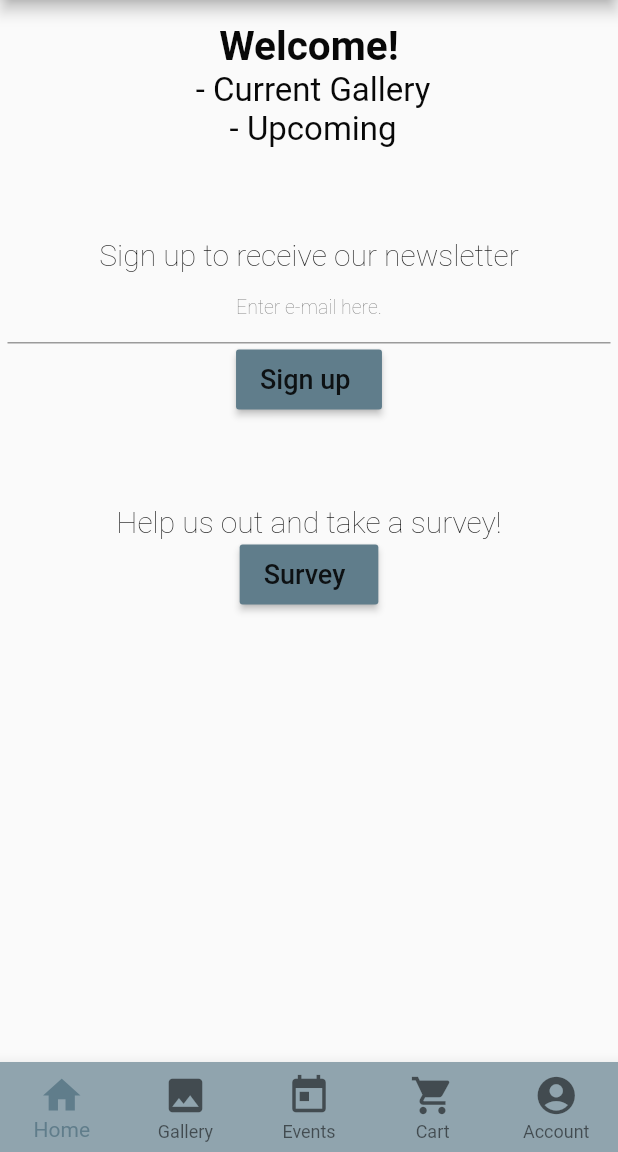
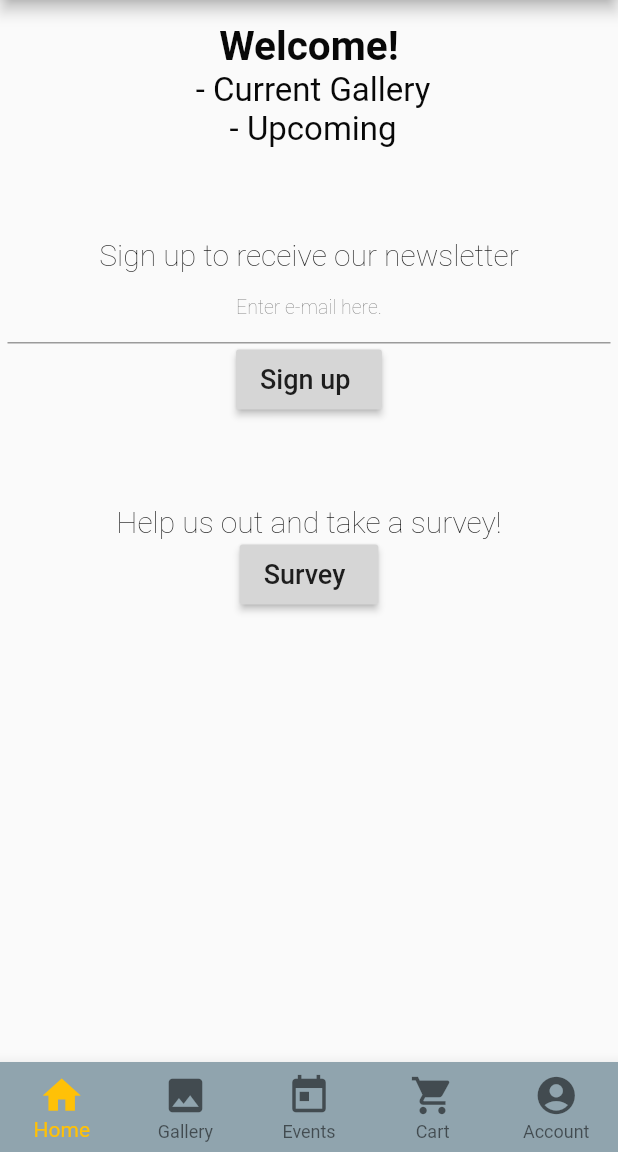
Before and after one commit to tadowdy/projectbobross, a Flutter app: the screen it shows after launch, on a phone screen of 412 x 824 dp, the part 84-1236 px from its top. Run offline on Flutter 3.47's test engine with Material 2 defaults, Android fonts, the phone set to English and light mode, and no system bars; our stand-ins replace cloud_firestore; accounts and stored records are empty.

Commit message:
edit button color standards

```diff
--- a/pbr/lib/Auxiliary/uiComponents.dart
+++ b/pbr/lib/Auxiliary/uiComponents.dart
@@ -7,7 +7,9 @@ final iconColor = Colors.black38;
 final iconSelectedColor = Colors.black;
 final font = "Roboto";
 
-// button sizes
+// button
+const brightButton = Colors.amber;
+const normalButton = Color(0xFFD6D6D6);
 final buttonTextSize = 18.0;
 final largeButtonWidth = 175.0;
 final buttonHeight = 40.0;
--- a/pbr/lib/BodyWidgets/HomePageBody.dart
+++ b/pbr/lib/BodyWidgets/HomePageBody.dart
@@ -71,6 +71,7 @@ class HomePageBody extends StatelessWidget {
                   fontFamily: "Roboto"),
             ),
             ButtonTheme(
+              buttonColor: normalButton,
               minWidth: medButtonWidth,
               height: buttonHeight,
               child: RaisedButton(
@@ -108,6 +109,7 @@ class HomePageBody extends StatelessWidget {
                   fontFamily: "Roboto"),
             ),
             ButtonTheme(
+              buttonColor: normalButton,
               minWidth: medButtonWidth,
               height: buttonHeight,
               child: RaisedButton(
--- a/pbr/lib/Pages/SurveyDetailsPage.dart
+++ b/pbr/lib/Pages/SurveyDetailsPage.dart
@@ -104,6 +104,7 @@ class SurveyDetailsPage extends StatelessWidget {
                     ]),
                   ),
                   ButtonTheme(
+                    buttonColor: normalButton,
                     minWidth: medButtonWidth,
                     height: buttonHeight,
                     child: RaisedButton(
--- a/pbr/lib/main.dart
+++ b/pbr/lib/main.dart
@@ -13,10 +13,10 @@ class JACApp extends StatelessWidget {
     return new MaterialApp(
       title: 'PBR',
       theme: new ThemeData(
-        primarySwatch: Colors.blueGrey,
+        primarySwatch: brightButton,
         primaryColor: Colors.blueGrey,
         accentColor: Colors.amberAccent,
-        buttonColor: Colors.amberAccent,
+        buttonColor: brightButton,
         canvasColor: const Color(0xFFfafafa),
         fontFamily: font,
       ),
```
